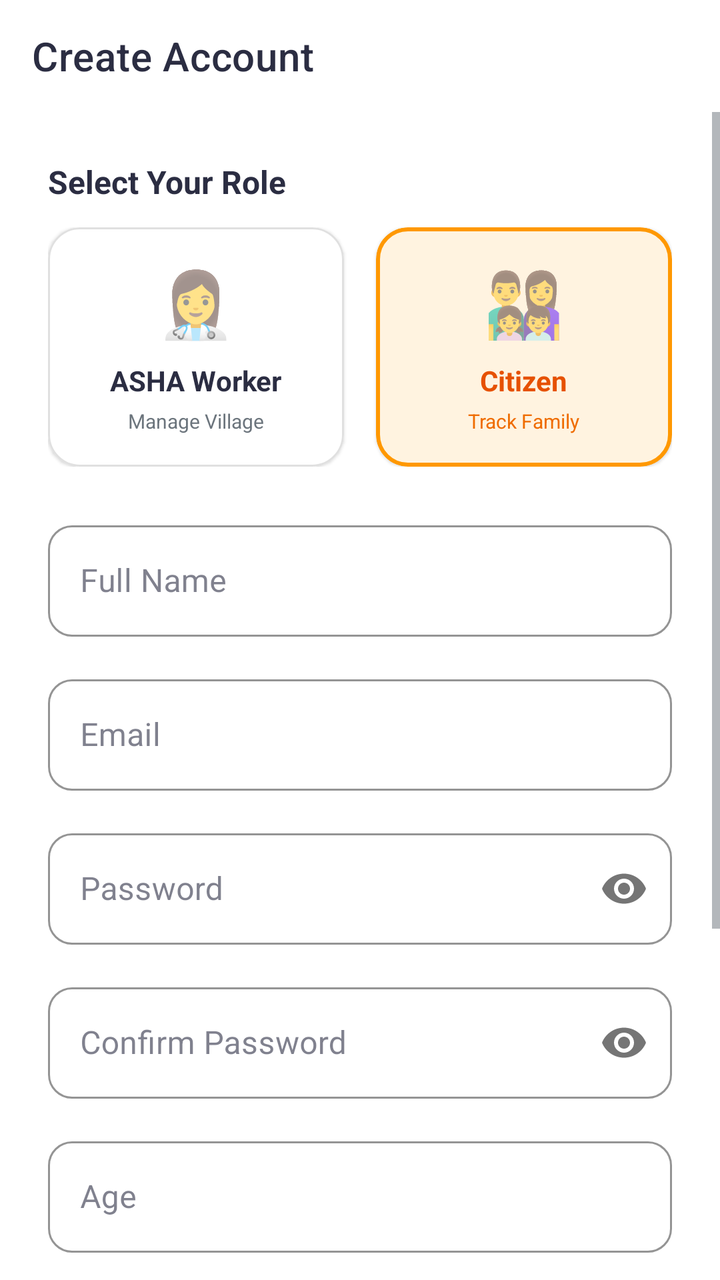
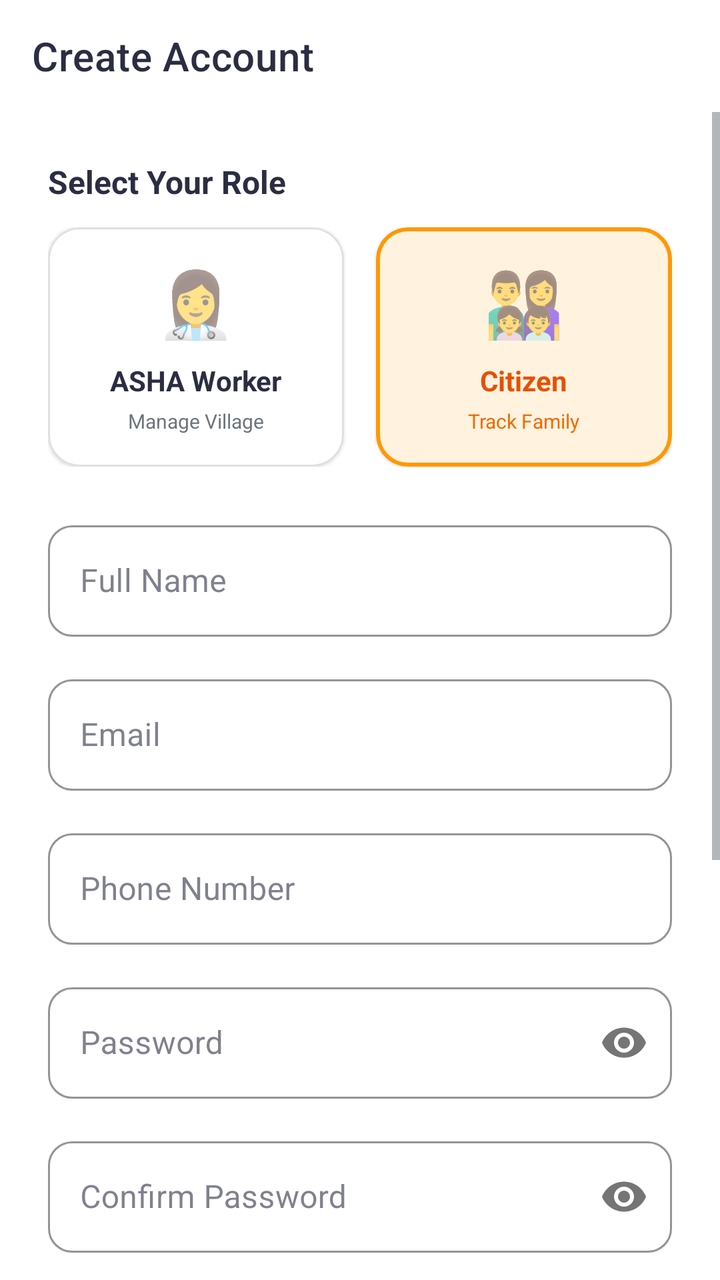

Screens rendered from an Android XML layout before and after an edit, with the pre-edit source and the edit as a unified diff.
<!-- AndroidManifest.xml: application theme Theme.DigitalVaccineApp -->
<!-- res/layout/activity_register.xml -->
<?xml version="1.0" encoding="utf-8"?>
<androidx.coordinatorlayout.widget.CoordinatorLayout xmlns:android="http://schemas.android.com/apk/res/android"
    xmlns:app="http://schemas.android.com/apk/res-auto"
    android:layout_width="match_parent"
    android:layout_height="match_parent"
    android:background="@color/bg_light">

    <com.google.android.material.appbar.AppBarLayout
        android:layout_width="match_parent"
        android:layout_height="wrap_content"
        android:background="@color/white"
        app:elevation="0dp">

        <com.google.android.material.appbar.MaterialToolbar
            android:id="@+id/toolbar"
            android:layout_width="match_parent"
            android:layout_height="?attr/actionBarSize"
            app:title="Create Account"
            app:titleTextColor="@color/text_main" />

    </com.google.android.material.appbar.AppBarLayout>

    <ScrollView
        android:layout_width="match_parent"
        android:layout_height="match_parent"
        android:fillViewport="true"
        app:layout_behavior="@string/appbar_scrolling_view_behavior">

        <LinearLayout
            android:layout_width="match_parent"
            android:layout_height="wrap_content"
            android:background="@color/white"
            android:orientation="vertical"
            android:padding="24dp">

            <TextView
                android:layout_width="wrap_content"
                android:layout_height="wrap_content"
                android:text="Select Your Role"
                android:textColor="@color/text_main"
                android:textStyle="bold"
                android:textSize="16sp"
                android:layout_marginBottom="12dp" />

            <LinearLayout
                android:layout_width="match_parent"
                android:layout_height="wrap_content"
                android:orientation="horizontal"
                android:layout_marginBottom="24dp">

                
                <com.google.android.material.card.MaterialCardView
                    android:id="@+id/cardAsha"
                    android:layout_width="0dp"
                    android:layout_height="wrap_content"
                    android:layout_weight="1"
                    android:layout_marginEnd="8dp"
                    app:cardBackgroundColor="@color/white"
                    app:cardCornerRadius="16dp"
                    app:strokeColor="#E0E0E0"
                    app:strokeWidth="1dp"
                    android:clickable="true"
                    android:focusable="true">
                    
                    <LinearLayout
                        android:layout_width="match_parent"
                        android:layout_height="wrap_content"
                        android:orientation="vertical"
                        android:gravity="center"
                        android:padding="16dp">
                        
                        <TextView
                            android:layout_width="wrap_content"
                            android:layout_height="wrap_content"
                            android:text="👩‍⚕️"
                            android:textSize="32sp" />
                        
                        <TextView
                            android:layout_width="wrap_content"
                            android:layout_height="wrap_content"
                            android:layout_marginTop="8dp"
                            android:text="ASHA Worker"
                            android:textColor="@color/text_main"
                            android:textStyle="bold"
                            android:textSize="14sp" />
                            
                        <TextView
                            android:layout_width="wrap_content"
                            android:layout_height="wrap_content"
                            android:layout_marginTop="4dp"
                            android:text="Manage Village"
                            android:textColor="@color/text_sub"
                            android:textSize="10sp"
                            android:gravity="center" />
                    </LinearLayout>
                </com.google.android.material.card.MaterialCardView>

                
                <com.google.android.material.card.MaterialCardView
                    android:id="@+id/cardCitizen"
                    android:layout_width="0dp"
                    android:layout_height="wrap_content"
                    android:layout_weight="1"
                    android:layout_marginStart="8dp"
                    app:cardBackgroundColor="#FFF3E0"
                    app:cardCornerRadius="16dp"
                    app:strokeColor="#FF9800"
                    app:strokeWidth="2dp"
                    android:clickable="true"
                    android:focusable="true">
                    
                    <LinearLayout
                        android:layout_width="match_parent"
                        android:layout_height="wrap_content"
                        android:orientation="vertical"
                        android:gravity="center"
                        android:padding="16dp">
                        
                        <TextView
                            android:layout_width="wrap_content"
                            android:layout_height="wrap_content"
                            android:text="👨‍👩‍👧‍👦"
                            android:textSize="32sp" />
                        
                        <TextView
                            android:layout_width="wrap_content"
                            android:layout_height="wrap_content"
                            android:layout_marginTop="8dp"
                            android:text="Citizen"
                            android:textColor="#E65100"
                            android:textStyle="bold"
                            android:textSize="14sp" />
                            
                        <TextView
                            android:layout_width="wrap_content"
                            android:layout_height="wrap_content"
                            android:layout_marginTop="4dp"
                            android:text="Track Family"
                            android:textColor="#EF6C00"
                            android:textSize="10sp"
                            android:gravity="center" />
                    </LinearLayout>
                </com.google.android.material.card.MaterialCardView>
            </LinearLayout>
            <com.google.android.material.textfield.TextInputLayout
                style="@style/Widget.MaterialComponents.TextInputLayout.OutlinedBox"
                android:layout_width="match_parent"
                android:layout_height="wrap_content"
                android:layout_marginBottom="16dp"
                android:hint="Full Name"
                app:boxStrokeColor="@color/primary_teal">

                <com.google.android.material.textfield.TextInputEditText
                    android:id="@+id/etName"
                    android:layout_width="match_parent"
                    android:layout_height="wrap_content"
                    android:inputType="textPersonName" />
            </com.google.android.material.textfield.TextInputLayout>

            <com.google.android.material.textfield.TextInputLayout
                style="@style/Widget.MaterialComponents.TextInputLayout.OutlinedBox"
                android:layout_width="match_parent"
                android:layout_height="wrap_content"
                android:layout_marginBottom="16dp"
                android:hint="Email"
                app:boxStrokeColor="@color/primary_teal">

                <com.google.android.material.textfield.TextInputEditText
                    android:id="@+id/etEmail"
                    android:layout_width="match_parent"
                    android:layout_height="wrap_content"
                    android:inputType="textEmailAddress" />
            </com.google.android.material.textfield.TextInputLayout>

            <com.google.android.material.textfield.TextInputLayout
                style="@style/Widget.MaterialComponents.TextInputLayout.OutlinedBox"
                android:layout_width="match_parent"
                android:layout_height="wrap_content"
                android:layout_marginBottom="16dp"
                android:hint="Password"
                app:passwordToggleEnabled="true"
                app:boxStrokeColor="@color/primary_teal">

                <com.google.android.material.textfield.TextInputEditText
                    android:id="@+id/etPassword"
                    android:layout_width="match_parent"
                    android:layout_height="wrap_content"
                    android:inputType="textPassword" />
            </com.google.android.material.textfield.TextInputLayout>

            <com.google.android.material.textfield.TextInputLayout
                style="@style/Widget.MaterialComponents.TextInputLayout.OutlinedBox"
                android:layout_width="match_parent"
                android:layout_height="wrap_content"
                android:layout_marginBottom="16dp"
                android:hint="Confirm Password"
                app:passwordToggleEnabled="true"
                app:boxStrokeColor="@color/primary_teal">

                <com.google.android.material.textfield.TextInputEditText
                    android:id="@+id/etConfirmPassword"
                    android:layout_width="match_parent"
                    android:layout_height="wrap_content"
                    android:inputType="textPassword" />
            </com.google.android.material.textfield.TextInputLayout>

            <com.google.android.material.textfield.TextInputLayout
                style="@style/Widget.MaterialComponents.TextInputLayout.OutlinedBox"
                android:layout_width="match_parent"
                android:layout_height="wrap_content"
                android:layout_marginBottom="16dp"
                android:hint="Age"
                app:boxStrokeColor="@color/primary_teal">

                <com.google.android.material.textfield.TextInputEditText
                    android:id="@+id/etAge"
                    android:layout_width="match_parent"
                    android:layout_height="wrap_content"
                    android:inputType="number" />
            </com.google.android.material.textfield.TextInputLayout>

            <TextView
                android:layout_width="wrap_content"
                android:layout_height="wrap_content"
                android:layout_marginTop="8dp"
                android:text="Gender"
                android:textColor="@color/text_main" />

            <RadioGroup
                android:id="@+id/rgGender"
                android:layout_width="match_parent"
                android:layout_height="wrap_content"
                android:layout_marginBottom="32dp"
                android:orientation="horizontal">

                <RadioButton
                    android:id="@+id/rbMale"
                    android:layout_width="wrap_content"
                    android:layout_height="wrap_content"
                    android:layout_weight="1"
                    android:text="Male" />

                <RadioButton
                    android:id="@+id/rbFemale"
                    android:layout_width="wrap_content"
                    android:layout_height="wrap_content"
                    android:layout_weight="1"
                    android:text="Female" />
                    
                <RadioButton
                    android:id="@+id/rbOther"
                    android:layout_width="wrap_content"
                    android:layout_height="wrap_content"
                    android:layout_weight="1"
                    android:text="Other" />
            </RadioGroup>

            <com.google.android.material.button.MaterialButton
                android:id="@+id/btnRegister"
                android:layout_width="match_parent"
                android:layout_height="64dp"
                android:layout_marginBottom="16dp"
                android:text="Register"
                android:textAllCaps="false"
                android:textSize="18sp"
                app:cornerRadius="16dp" />

            <TextView
                android:id="@+id/tvLogin"
                android:layout_width="wrap_content"
                android:layout_height="wrap_content"
                android:layout_gravity="center"
                android:padding="8dp"
                android:text="Already have an account? Login"
                android:textColor="@color/primary_teal"
                android:textSize="16sp"
                android:textStyle="bold" />

        </LinearLayout>
    </ScrollView>

</androidx.coordinatorlayout.widget.CoordinatorLayout>
<!-- resources referenced by this layout -->
<resources>
  <color name="bg_light">#F5F7FA</color>
  <color name="primary_teal">#009688</color>
  <color name="text_main">#2B2D42</color>
  <color name="text_sub">#6C757D</color>
  <color name="white">#FFFFFFFF</color>
  <style name="Theme.DigitalVaccineApp" parent="Theme.MaterialComponents.Light.NoActionBar">
          
          <item name="colorPrimary">@color/primary_teal</item>
          <item name="colorPrimaryVariant">@color/primary_dark</item>
          <item name="colorOnPrimary">@color/white</item>
          <item name="colorSecondary">@color/primary_blue</item>
          
          
          <item name="android:windowBackground">@color/bg_light</item>
          <item name="colorSurface">@color/white</item>
          <item name="colorOnSurface">@color/text_main</item>
          
          
          <item name="android:textColorPrimary">@color/text_main</item>
          <item name="android:textColorSecondary">@color/text_sub</item>
          
          <item name="android:statusBarColor">@color/white</item>
          <item name="android:windowLightStatusBar">true</item>
          
          <item name="colorOutline">@color/stroke_color</item>
          
          
          <item name="shapeAppearanceSmallComponent">@style/ShapeAppearanceOverlay.App.SmallComponent</item>
          <item name="shapeAppearanceMediumComponent">@style/ShapeAppearanceOverlay.App.MediumComponent</item>
          
          
          <item name="fontFamily">sans-serif</item>
      </style>
  <color name="primary_dark">#00695C</color>
  <color name="primary_blue">#4361EE</color>
  <color name="stroke_color">#E9ECEF</color>
  <style name="ShapeAppearanceOverlay.App.SmallComponent" parent="">
          <item name="cornerFamily">rounded</item>
          <item name="cornerSize">12dp</item>
      </style>
  <style name="ShapeAppearanceOverlay.App.MediumComponent" parent="">
          <item name="cornerFamily">rounded</item>
          <item name="cornerSize">16dp</item>
      </style>
</resources>

<!-- the commit's change to res/layout/activity_register.xml (unified diff, before → after) -->
@@ -177,6 +177,21 @@
                 android:layout_width="match_parent"
                 android:layout_height="wrap_content"
                 android:layout_marginBottom="16dp"
+                android:hint="Phone Number"
+                app:boxStrokeColor="@color/primary_teal">
+
+                <com.google.android.material.textfield.TextInputEditText
+                    android:id="@+id/etPhone"
+                    android:layout_width="match_parent"
+                    android:layout_height="wrap_content"
+                    android:inputType="phone" />
+            </com.google.android.material.textfield.TextInputLayout>
+
+            <com.google.android.material.textfield.TextInputLayout
+                style="@style/Widget.MaterialComponents.TextInputLayout.OutlinedBox"
+                android:layout_width="match_parent"
+                android:layout_height="wrap_content"
+                android:layout_marginBottom="16dp"
                 android:hint="Password"
                 app:passwordToggleEnabled="true"
                 app:boxStrokeColor="@color/primary_teal">
